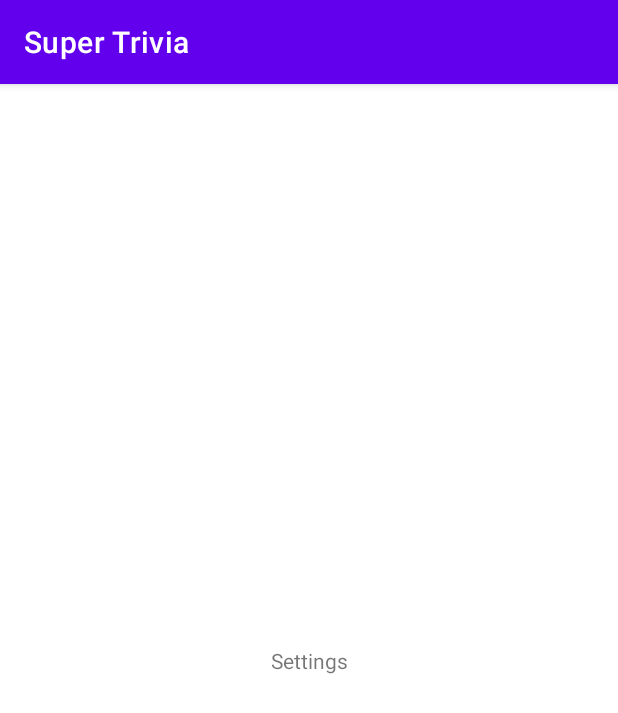
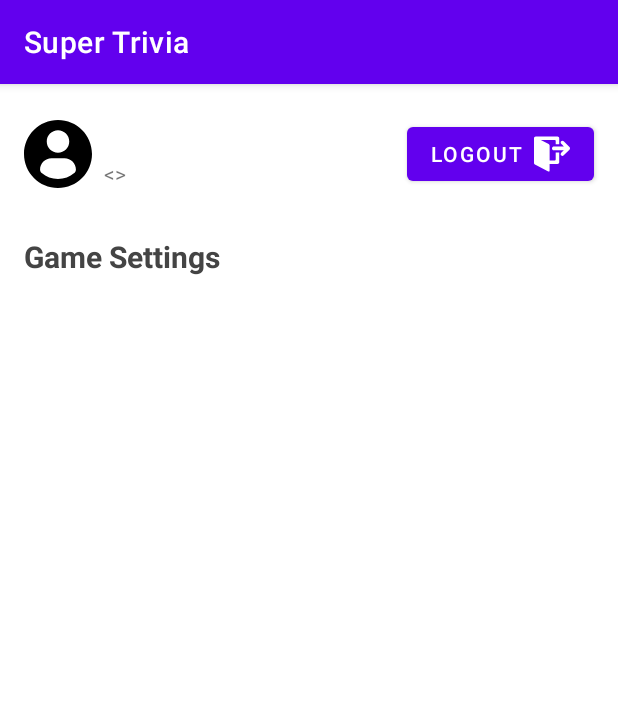
Before and after one commit to Yuziem14/super-trivia, an Android app: the SettingsFragment screen opened directly, with no data from a screen before it, on a phone screen of 412 x 824 dp. Shown: the top 713 px of the screen. Run offline under Robolectric (Android 15) with nearby library versions, the phone set to English and light mode, and no system bars.

Commit message:
implement user profile and logout feature
Co-authored-by: matheuslk <matheus.augustolk@gmail.com>

```diff
--- a/app/src/main/java/com/yuziem14/supertrivia/fragments/SettingsFragment.kt
+++ b/app/src/main/java/com/yuziem14/supertrivia/fragments/SettingsFragment.kt
@@ -1,13 +1,20 @@
 package com.yuziem14.supertrivia.fragments
 
+import android.content.Context
+import android.content.Intent
 import android.os.Bundle
 import androidx.fragment.app.Fragment
 import android.view.LayoutInflater
 import android.view.View
 import android.view.ViewGroup
+import com.yuziem14.supertrivia.MainActivity
 import com.yuziem14.supertrivia.R
+import com.yuziem14.supertrivia.SessionActivity
+import kotlinx.android.synthetic.main.fragment_settings.view.*
 
 class SettingsFragment : Fragment() {
+    private lateinit var inflatedView: View
+
     override fun onCreate(savedInstanceState: Bundle?) {
         super.onCreate(savedInstanceState)
     }
@@ -16,6 +23,35 @@ class SettingsFragment : Fragment() {
         inflater: LayoutInflater, container: ViewGroup?,
         savedInstanceState: Bundle?
     ): View? {
-        return inflater.inflate(R.layout.fragment_settings, container, false)
+        val view = inflater.inflate(R.layout.fragment_settings, container, false)
+        this.inflatedView = view
+
+        this.setupProfile()
+        this.inflatedView.logoutButton.setOnClickListener { logout() }
+        return view
+    }
+
+    private fun setupProfile() {
+        activity?.getSharedPreferences("auth", Context.MODE_PRIVATE)?.apply {
+            inflatedView.usernameText.text = getString("name", "")
+            inflatedView.userEmailText.text = "<${getString("email", "")}>"
+
+        }
+    }
+
+    private fun logout() {
+        activity?.getSharedPreferences("auth", Context.MODE_PRIVATE)?.edit()?.apply {
+            clear()
+            apply()
+        }
+
+        goToLogin()
+    }
+
+    fun goToLogin() {
+        val intent = Intent(activity, SessionActivity::class.java).apply {
+            flags = Intent.FLAG_ACTIVITY_CLEAR_TASK or Intent.FLAG_ACTIVITY_NEW_TASK
+        }
+        startActivity(intent)
     }
 }
--- /dev/null
+++ b/app/src/main/res/drawable/ic_logout.xml
@@ -0,0 +1,5 @@
+<vector android:height="64.00052dp" android:viewportHeight="122.776"
+    android:viewportWidth="122.775" android:width="64dp" xmlns:android="http://schemas.android.com/apk/res/android">
+    <path android:fillColor="#FF000000" android:pathData="M86,28.074v-20.7c0,-3.3 -2.699,-6 -6,-6H6c-3.3,0 -6,2.7 -6,6v3.9v78.2v2.701c0,2.199 1.3,4.299 3.2,5.299l45.6,23.601c2,1 4.4,-0.399 4.4,-2.7v-23H80c3.301,0 6,-2.699 6,-6v-32.8H74v23.8c0,1.7 -1.3,3 -3,3H53.3v-30.8v-19.5v-0.6c0,-2.2 -1.3,-4.3 -3.2,-5.3l-26.9,-13.8H71c1.7,0 3,1.3 3,3v11.8h12V28.074z"/>
+    <path android:fillColor="#FF000000" android:pathData="M101.4,18.273l19.5,19.5c2.5,2.5 2.5,6.2 0,8.7l-19.5,19.5c-2.5,2.5 -6.301,2.601 -8.801,0.101c-2.399,-2.399 -2.1,-6.4 0.201,-8.8l8.799,-8.7H67.5c-1.699,0 -3.4,-0.7 -4.5,-2c-2.8,-3 -2.1,-8.3 1.5,-10.3c0.9,-0.5 2,-0.8 3,-0.8h34.1c0,0 -8.699,-8.7 -8.799,-8.7c-2.301,-2.3 -2.601,-6.4 -0.201,-8.7C95,15.674 98.9,15.773 101.4,18.273z"/>
+</vector>
--- /dev/null
+++ b/app/src/main/res/drawable/ic_profile_user.xml
@@ -0,0 +1,9 @@
+<vector xmlns:android="http://schemas.android.com/apk/res/android"
+    android:width="45.532dp"
+    android:height="45.532dp"
+    android:viewportWidth="45.532"
+    android:viewportHeight="45.532">
+  <path
+      android:fillColor="#FF000000"
+      android:pathData="M22.766,0.001C10.194,0.001 0,10.193 0,22.766s10.193,22.765 22.766,22.765c12.574,0 22.766,-10.192 22.766,-22.765S35.34,0.001 22.766,0.001zM22.766,6.808c4.16,0 7.531,3.372 7.531,7.53c0,4.159 -3.371,7.53 -7.531,7.53c-4.158,0 -7.529,-3.371 -7.529,-7.53C15.237,10.18 18.608,6.808 22.766,6.808zM22.761,39.579c-4.149,0 -7.949,-1.511 -10.88,-4.012c-0.714,-0.609 -1.126,-1.502 -1.126,-2.439c0,-4.217 3.413,-7.592 7.631,-7.592h8.762c4.219,0 7.619,3.375 7.619,7.592c0,0.938 -0.41,1.829 -1.125,2.438C30.712,38.068 26.911,39.579 22.761,39.579z"/>
+</vector>
--- a/app/src/main/res/layout/fragment_settings.xml
+++ b/app/src/main/res/layout/fragment_settings.xml
@@ -6,13 +6,64 @@
     android:layout_height="match_parent"
     tools:context=".fragments.SettingsFragment">
 
+    <ImageView
+        android:id="@+id/imageView"
+        android:layout_width="wrap_content"
+        android:layout_height="wrap_content"
+        android:layout_marginStart="16dp"
+        android:layout_marginLeft="16dp"
+        android:layout_marginTop="24dp"
+        android:src="@drawable/ic_profile_user"
+        app:layout_constraintStart_toStartOf="parent"
+        app:layout_constraintTop_toTopOf="parent" />
+
+    <TextView
+        android:id="@+id/usernameText"
+        android:layout_width="wrap_content"
+        android:layout_height="wrap_content"
+        android:layout_marginStart="8dp"
+        android:layout_marginLeft="8dp"
+        android:textColor="#333"
+        android:textSize="16sp"
+        android:textStyle="bold"
+        app:layout_constraintStart_toEndOf="@+id/imageView"
+        app:layout_constraintTop_toTopOf="@+id/imageView"
+        tools:text="User Name" />
+
+    <TextView
+        android:id="@+id/userEmailText"
+        android:layout_width="wrap_content"
+        android:layout_height="wrap_content"
+        android:layout_marginTop="4dp"
+        app:layout_constraintBottom_toBottomOf="@+id/imageView"
+        app:layout_constraintStart_toStartOf="@+id/usernameText"
+        app:layout_constraintTop_toBottomOf="@+id/usernameText"
+        tools:text="user@email.com" />
+
+    <Button
+        android:id="@+id/logoutButton"
+        android:layout_width="wrap_content"
+        android:layout_height="wrap_content"
+        android:layout_marginEnd="16dp"
+        android:layout_marginRight="16dp"
+        android:text="@string/logout"
+        app:icon="@drawable/ic_logout"
+        app:iconGravity="end"
+        app:iconSize="24dp"
+        app:layout_constraintBottom_toBottomOf="@+id/userEmailText"
+        app:layout_constraintEnd_toEndOf="parent"
+        app:layout_constraintTop_toTopOf="@+id/imageView" />
+
     <TextView
         android:id="@+id/textView"
         android:layout_width="wrap_content"
         android:layout_height="wrap_content"
-        android:text="@string/settings"
-        app:layout_constraintBottom_toBottomOf="parent"
-        app:layout_constraintEnd_toEndOf="parent"
-        app:layout_constraintStart_toStartOf="parent"
-        app:layout_constraintTop_toTopOf="parent" />
+        android:layout_marginTop="32dp"
+        android:text="@string/game_settings"
+        android:textColor="#444"
+        android:textSize="20sp"
+        android:textStyle="bold"
+        app:layout_constraintStart_toStartOf="@+id/imageView"
+        app:layout_constraintTop_toBottomOf="@+id/imageView" />
+
 </androidx.constraintlayout.widget.ConstraintLayout>
--- a/app/src/main/res/values/strings.xml
+++ b/app/src/main/res/values/strings.xml
@@ -16,4 +16,6 @@
     <string name="is_invalid">%1$s is invalid</string>
     <string name="invalid_credentials">Invalid Credentials</string>
     <string name="settings">Settings</string>
+    <string name="logout">Logout</string>
+    <string name="game_settings">Game Settings</string>
 </resources>
```
Also changed, not shown: 1 other file.
